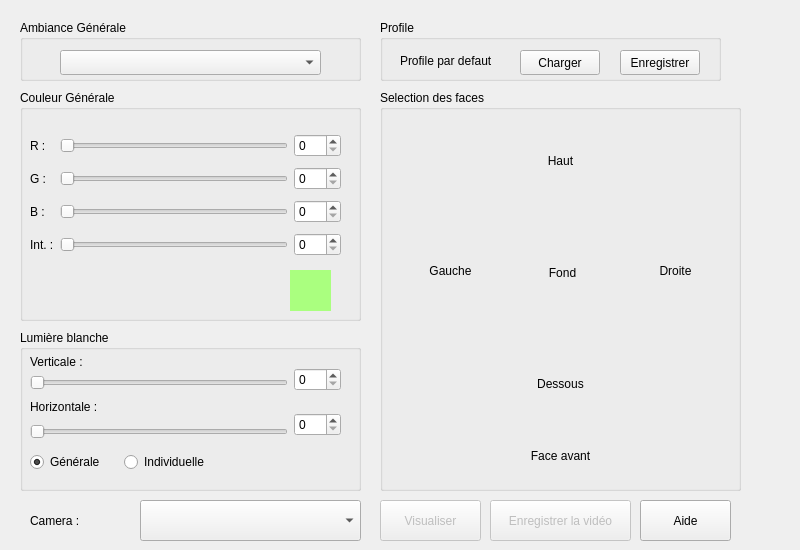
polybox3d/polybox, file src/LabViewPage.ui: the form before one commit.
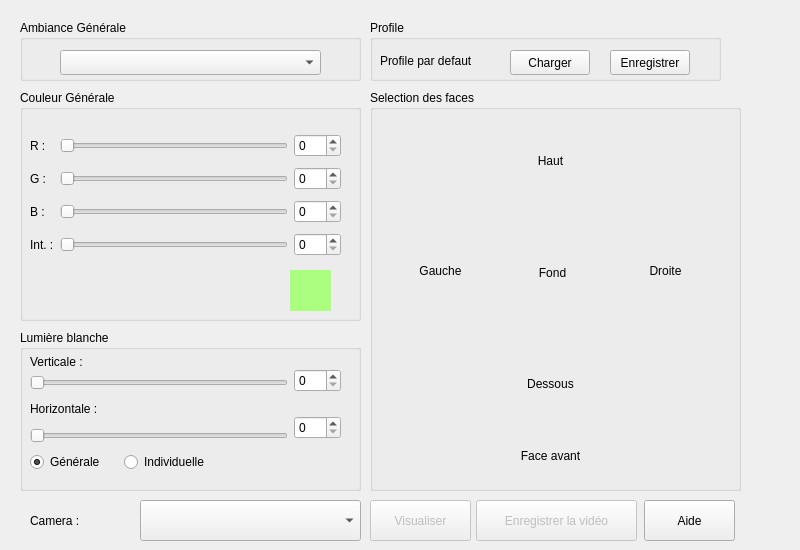
The form after the commit. Icons and pictures are not drawn.

```diff
--- a/src/LabViewPage.ui
+++ b/src/LabViewPage.ui
@@ -198,7 +198,7 @@
      <rect>
       <x>10</x>
       <y>120</y>
-      <width>181</width>
+      <width>182</width>
       <height>25</height>
      </rect>
     </property>
@@ -228,7 +228,7 @@
       <x>10</x>
       <y>25</y>
       <width>311</width>
-      <height>84</height>
+      <height>88</height>
      </rect>
     </property>
     <layout class="QGridLayout" name="gridLayout">
@@ -280,9 +280,9 @@
   <widget class="QGroupBox" name="profilBox">
    <property name="geometry">
     <rect>
-     <x>380</x>
+     <x>370</x>
      <y>20</y>
-     <width>341</width>
+     <width>351</width>
      <height>61</height>
     </rect>
    </property>
@@ -318,9 +318,9 @@
    <widget class="QLabel" name="currentProfil">
     <property name="geometry">
      <rect>
-      <x>20</x>
+      <x>10</x>
       <y>30</y>
-      <width>101</width>
+      <width>121</width>
       <height>21</height>
      </rect>
     </property>
@@ -332,9 +332,9 @@
   <widget class="QGroupBox" name="groupBox">
    <property name="geometry">
     <rect>
-     <x>380</x>
+     <x>370</x>
      <y>90</y>
-     <width>361</width>
+     <width>371</width>
      <height>401</height>
     </rect>
    </property>
@@ -474,7 +474,7 @@
    </property>
    <property name="geometry">
     <rect>
-     <x>380</x>
+     <x>370</x>
      <y>500</y>
      <width>101</width>
      <height>41</height>
@@ -500,9 +500,9 @@
    </property>
    <property name="geometry">
     <rect>
-     <x>490</x>
+     <x>476</x>
      <y>500</y>
-     <width>141</width>
+     <width>161</width>
      <height>41</height>
     </rect>
    </property>
@@ -523,7 +523,7 @@
   <widget class="QPushButton" name="backToHelp">
    <property name="geometry">
     <rect>
-     <x>640</x>
+     <x>644</x>
      <y>500</y>
      <width>91</width>
      <height>41</height>
```
